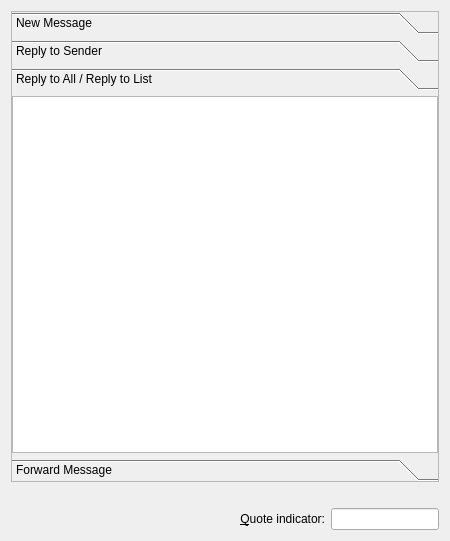
Old version of the form templateparser/src/ui/templatesconfiguration_base.ui in the repository KDE/kdepim.
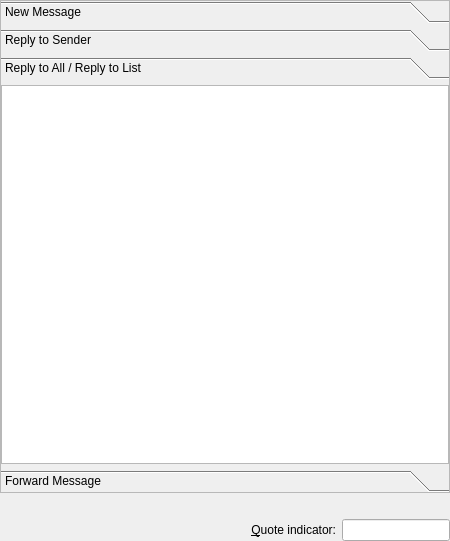
New version of the form. Custom widgets are drawn as their Qt base class.

Commit message: Remove double margin

The edit to the form file:
```diff
--- a/templateparser/src/ui/templatesconfiguration_base.ui
+++ b/templateparser/src/ui/templatesconfiguration_base.ui
@@ -29,8 +29,17 @@
    <property name="spacing">
     <number>6</number>
    </property>
-   <property name="margin">
-    <number>11</number>
+   <property name="leftMargin">
+    <number>0</number>
+   </property>
+   <property name="topMargin">
+    <number>0</number>
+   </property>
+   <property name="rightMargin">
+    <number>0</number>
+   </property>
+   <property name="bottomMargin">
+    <number>0</number>
    </property>
    <item>
     <widget class="QToolBox" name="toolBox1">
@@ -139,8 +148,8 @@
        <rect>
         <x>0</x>
         <y>0</y>
-        <width>418</width>
-        <height>350</height>
+        <width>446</width>
+        <height>345</height>
        </rect>
       </property>
       <attribute name="label">
```
Left out of the diff: 56 changed lines with no effect on the pictures.
